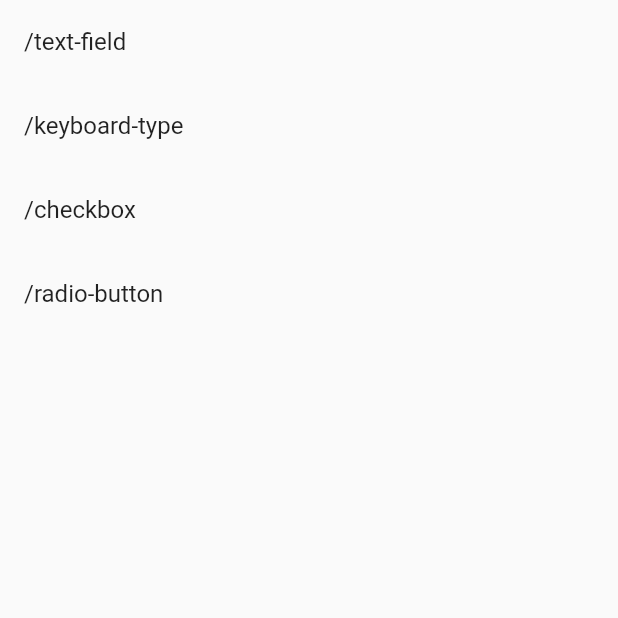
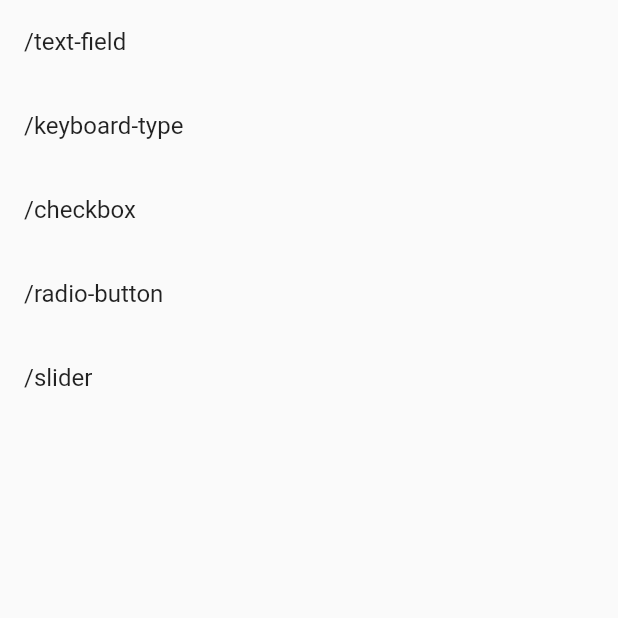
Before and after one commit to DavidRamiroBarragan/flutter-desde-cero, a Flutter app: the screen it shows after launch, on a phone screen of 412 x 824 dp, the top half of it. Run offline on Flutter 3.47's test engine with Material 2 defaults, Android fonts, the phone set to English and light mode, and no system bars; our stand-ins replace cached_network_image, device_preview, faker, flutter_svg, timeago.

Commit message:
add input slider

```diff
--- a/formularios/lib/app_routes.dart
+++ b/formularios/lib/app_routes.dart
@@ -3,6 +3,7 @@ import 'package:flutter/cupertino.dart';
 import 'package:formularios/pages/checkbox_pages.dart';
 import 'package:formularios/pages/keyboard_types.dart';
 import 'package:formularios/pages/radio_button_page.dart';
+import 'package:formularios/pages/slider_page.dart';
 import 'package:formularios/pages/textfield_page.dart';
 import 'package:formularios/routes.dart';
 
@@ -12,5 +13,6 @@ Map<String, Widget Function(BuildContext)> get appRoutes {
     Routes.keyboardTypes: (_) => const KeyboardsTypesPages(),
     Routes.checkbox: (_) => const CheckboxPage(),
     Routes.radioButton: (_) => const RadioButtonPage(),
+    Routes.slider: (_) => const SliderPage(),
   };
 }
--- a/formularios/lib/routes.dart
+++ b/formularios/lib/routes.dart
@@ -6,4 +6,5 @@ class Routes {
   static const keyboardTypes = '/keyboard-type';
   static const checkbox= '/checkbox';
   static const radioButton= '/radio-button';
+  static const slider= '/slider';
 }
--- a/formularios/lib/utils/app_theme.dart
+++ b/formularios/lib/utils/app_theme.dart
@@ -29,5 +29,11 @@ ThemeData getThemeData(BuildContext context) {
       switchTheme: SwitchThemeData(
         thumbColor: MaterialStateProperty.all(Colors.amber),
         trackColor: MaterialStateProperty.all(Colors.amber),
-      ));
+      ),
+    sliderTheme: const SliderThemeData(
+      activeTrackColor: Colors.pinkAccent,
+      thumbColor: Colors.redAccent,
+      valueIndicatorColor: Colors.green
+    ),
+  );
 }
```
Also changed, not shown: formularios/lib/pages/slider_page.dart (added, +58 -0 lines).
